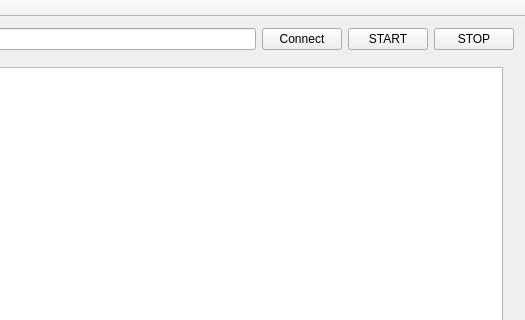
The window that qt/client/mainwindow.ui (wercool/sting) describes before a commit, drawn with Qt 5; both pictures show x 175 to 700 and y 0 to 320 of the 700 by 548 pixel window.
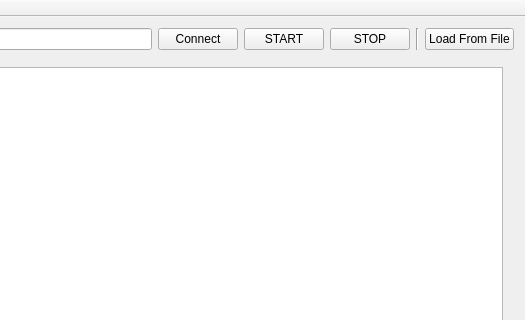
The same window after the commit.

Diff of the .ui file:
```diff
--- a/qt/client/mainwindow.ui
+++ b/qt/client/mainwindow.ui
@@ -48,6 +48,20 @@
         </property>
        </widget>
       </item>
+      <item>
+       <widget class="Line" name="line">
+        <property name="orientation">
+         <enum>Qt::Vertical</enum>
+        </property>
+       </widget>
+      </item>
+      <item>
+       <widget class="QPushButton" name="loadFromFileButton">
+        <property name="text">
+         <string>Load From File</string>
+        </property>
+       </widget>
+      </item>
      </layout>
     </item>
     <item>
```
